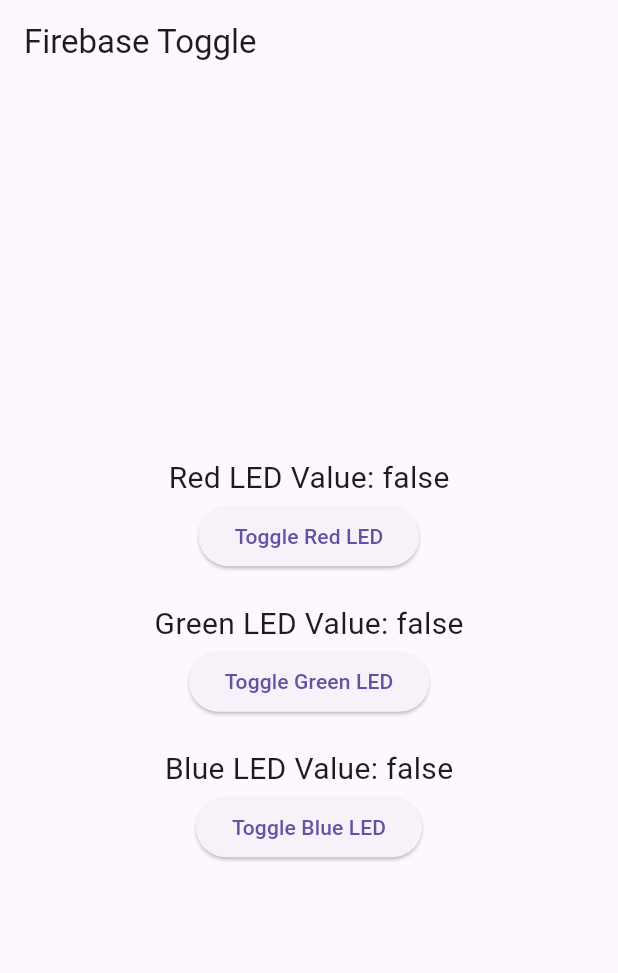
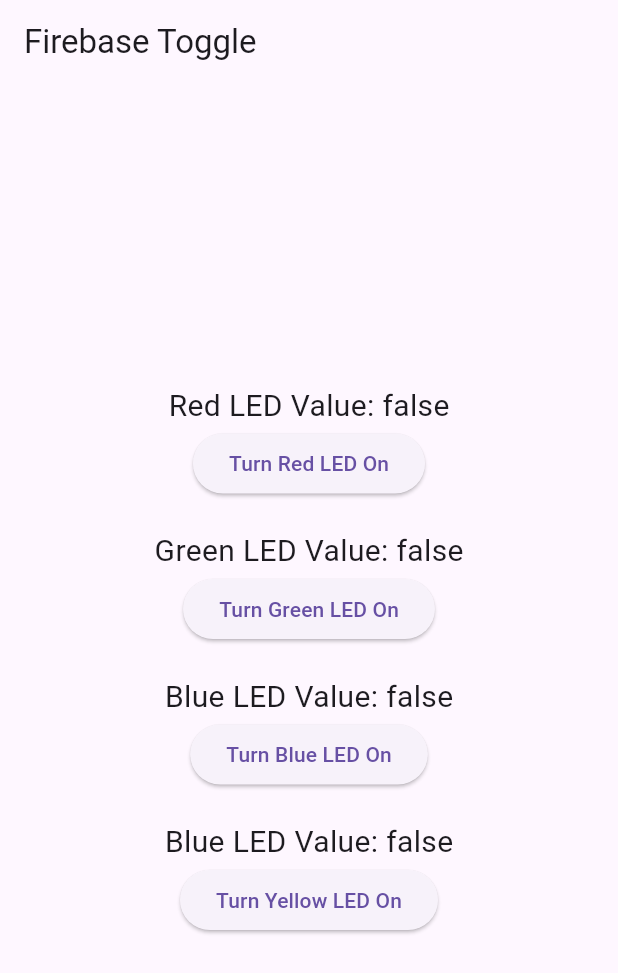
Before and after one commit to goktu-o/evguvenliksistemi, a Flutter app: the screen it shows after launch, on a phone screen of 412 x 824 dp. Shown: the top 973 px of the screen. Run offline on Flutter 3.47's test engine with Material 3 defaults, Android fonts, the phone set to English and light mode, and no system bars; our stand-ins replace firebase_core, firebase_database; accounts and stored records are empty.

Commit message:
Butonlar düzenlendi. 4. buton (sarı) eklendi.

```diff
--- a/lib/main.dart
+++ b/lib/main.dart
@@ -34,10 +34,13 @@ class _ToggleValuePageState extends State<ToggleValuePage> {
       FirebaseDatabase.instance.ref('/blue_led');
   final DatabaseReference _greenLedRef =
       FirebaseDatabase.instance.ref('/green_led');
+  final DatabaseReference _yellowLedRef =
+      FirebaseDatabase.instance.ref('/yellow_led');
 
   bool _redLedValue = false;
   bool _blueLedValue = false;
   bool _greenLedValue = false;
+  bool _yellowLedValue = false;
   bool _isLoading = true;
 
   @override
@@ -101,6 +104,15 @@ class _ToggleValuePageState extends State<ToggleValuePage> {
     });
   }
 
+  Future<void> _toggleYellowLed() async {
+    // Step 2: Create a method to toggle the yellow LED
+    await _toggleValue(_yellowLedRef, _yellowLedValue, (newValue) {
+      setState(() {
+        _yellowLedValue = newValue;
+      });
+    });
+  }
+
   Future<void> _toggleGreenLed() async {
     await _toggleValue(_greenLedRef, _greenLedValue, (newValue) {
       setState(() {
@@ -141,7 +153,8 @@ class _ToggleValuePageState extends State<ToggleValuePage> {
                   ),
                   ElevatedButton(
                     onPressed: _toggleRedLed,
-                    child: Text('Toggle Red LED'),
+                    child: Text(
+                        _redLedValue ? 'Turn Red LED Off' : 'Turn Red LED On'),
                   ),
                   SizedBox(height: 20),
                   Text(
@@ -150,7 +163,9 @@ class _ToggleValuePageState extends State<ToggleValuePage> {
                   ),
                   ElevatedButton(
                     onPressed: _toggleGreenLed,
-                    child: Text('Toggle Green LED'),
+                    child: Text(_greenLedValue
+                        ? 'Turn Green LED Off'
+                        : 'Turn Green LED On'),
                   ),
                   SizedBox(height: 20),
                   Text(
@@ -159,7 +174,20 @@ class _ToggleValuePageState extends State<ToggleValuePage> {
                   ),
                   ElevatedButton(
                     onPressed: _toggleBlueLed,
-                    child: Text('Toggle Blue LED'),
+                    child: Text(_blueLedValue
+                        ? 'Turn Blue LED Off'
+                        : 'Turn Blue LED On'),
+                  ),
+                  SizedBox(height: 20),
+                  Text(
+                    'Blue LED Value: $_yellowLedValue',
+                    style: TextStyle(fontSize: 20),
+                  ),
+                  ElevatedButton(
+                    onPressed: _toggleYellowLed,
+                    child: Text(_yellowLedValue
+                        ? 'Turn Yellow LED Off'
+                        : 'Turn Yellow LED On'),
                   ),
                 ],
               ),
```
